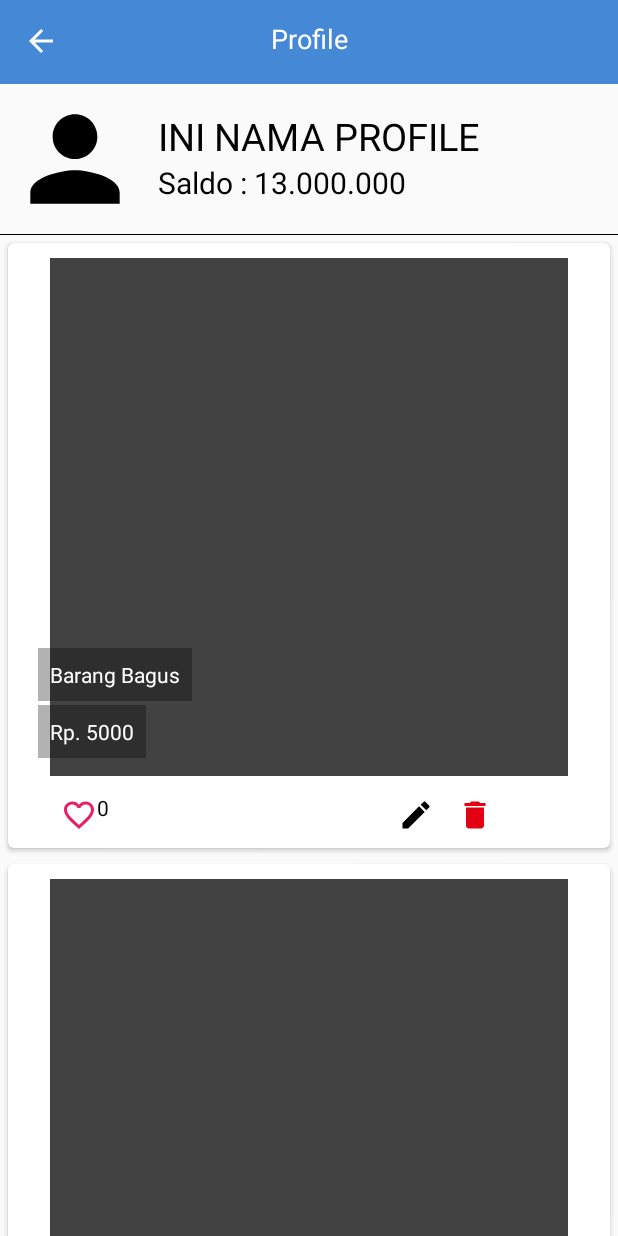
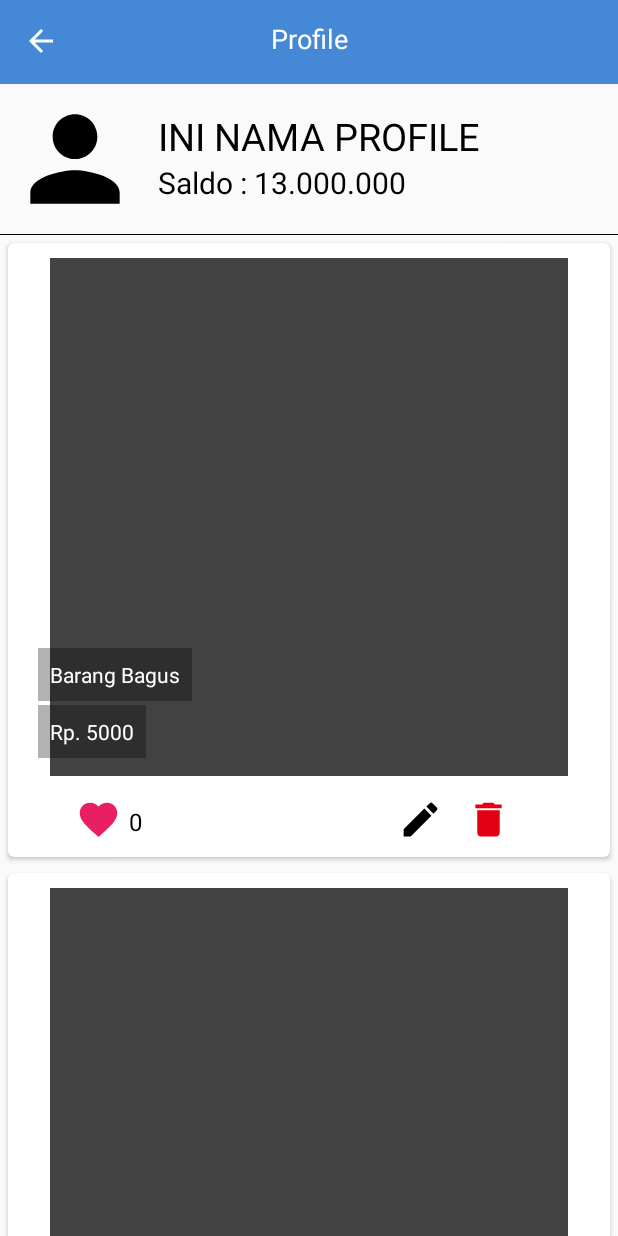
Before and after one commit to WahyuSeptiadi/HandycraftsShop, an Android app: the layout activity_profile.xml on its own in the app's theme, with its tools: preview values and no code run, on a phone screen of 412 x 824 dp. Run offline under Robolectric (Android 15) with nearby library versions, the phone set to English and light mode, and no system bars.

Commit message:
Like count profil fix (Alvin)

```diff
--- a/app/src/main/java/com/newbie/handycraftsshop/Activity/ProfileActivity.java
+++ b/app/src/main/java/com/newbie/handycraftsshop/Activity/ProfileActivity.java
@@ -263,4 +263,6 @@ public class ProfileActivity extends AppCompatActivity {
             }
         });
     }
+
+
 }
--- a/app/src/main/java/com/newbie/handycraftsshop/Activity/WishlistActivity.java
+++ b/app/src/main/java/com/newbie/handycraftsshop/Activity/WishlistActivity.java
@@ -90,7 +90,7 @@ public class WishlistActivity extends AppCompatActivity {
                         listOfWishlist.addAll(data);
                     }
                 }
-                Toast.makeText(WishlistActivity.this, listOfWishlist.toString(), Toast.LENGTH_LONG).show();
+//                Toast.makeText(WishlistActivity.this, listOfWishlist.toString(), Toast.LENGTH_LONG).show();
                 getDataFromFirestore();
             }
         });
--- a/app/src/main/java/com/newbie/handycraftsshop/Adapter/ListPostHomeAdapter.java
+++ b/app/src/main/java/com/newbie/handycraftsshop/Adapter/ListPostHomeAdapter.java
@@ -155,7 +155,7 @@ public class ListPostHomeAdapter extends RecyclerView.Adapter<ListPostHomeAdapte
                                 Log.d("CheckSampahModel",  sampahModel.getNama());
                                 Log.d("ini mUser ",  "ini mUser"+mUser);
                                 Log.d("ini ID Publisher ", "ini id publisher "+listSampah.get(position).getUserID());
-                                Toast.makeText(mContext, sampahModel.getNama(), Toast.LENGTH_SHORT).show();
+//                                Toast.makeText(mContext, sampahModel.getNama(), Toast.LENGTH_SHORT).show();
                             }
                         }
                     }
@@ -188,7 +188,7 @@ public class ListPostHomeAdapter extends RecyclerView.Adapter<ListPostHomeAdapte
                         public void onComplete(@NonNull Task<QuerySnapshot> task) {
                             if (task.isSuccessful()){
                                 for (QueryDocumentSnapshot document : Objects.requireNonNull(task.getResult())) {
-                                    Toast.makeText(mContext, ""+document.getId(), Toast.LENGTH_LONG).show();
+//                                    Toast.makeText(mContext, ""+document.getId(), Toast.LENGTH_LONG).show();
                                     dictionary.put(document.getId(), true);
                                     docRefWishlist.set(dictionary, SetOptions.merge());
                                 }
@@ -201,7 +201,7 @@ public class ListPostHomeAdapter extends RecyclerView.Adapter<ListPostHomeAdapte
                         public void onComplete(@NonNull Task<QuerySnapshot> task) {
                             if (task.isSuccessful()){
                                 for (QueryDocumentSnapshot document : Objects.requireNonNull(task.getResult())) {
-                                    Toast.makeText(mContext, ""+document.getId(), Toast.LENGTH_LONG).show();
+//                                    Toast.makeText(mContext, ""+document.getId(), Toast.LENGTH_LONG).show();
                                     dictionary.put(document.getId(), FieldValue.delete());
                                     docRefWishlist.set(dictionary, SetOptions.merge());
                                 }
--- a/app/src/main/res/layout/item_cardview_sampah_profile.xml
+++ b/app/src/main/res/layout/item_cardview_sampah_profile.xml
@@ -62,34 +62,36 @@
 
             <ImageView
                 android:id="@+id/img_favorite_profile"
-                android:layout_width="wrap_content"
-                android:layout_height="wrap_content"
-                android:layout_marginStart="25dp"
-                android:src="@drawable/heart_red" />
+                android:layout_width="30dp"
+                android:layout_height="30dp"
+                android:layout_marginStart="35dp"
+                android:src="@drawable/filled_heart" />
 
             <ImageView
                 android:id="@+id/btn_edit"
-                android:layout_width="wrap_content"
-                android:layout_height="wrap_content"
+                android:layout_width="30dp"
+                android:layout_height="30dp"
                 android:layout_marginLeft="250dp"
                 android:layout_marginRight="15dp"
                 android:src="@drawable/ic_edit_black" />
 
             <ImageView
                 android:id="@+id/btn_delete"
-                android:layout_width="wrap_content"
-                android:layout_height="wrap_content"
-                android:layout_toRightOf="@+id/btn_edit"
+                android:layout_width="30dp"
+                android:layout_height="30dp"
+                android:layout_toEndOf="@+id/btn_edit"
                 android:src="@drawable/ic_delete_red" />
 
             <TextView
-                android:id="@+id/like"
+                android:id="@+id/like_count"
                 android:layout_width="wrap_content"
                 android:layout_height="wrap_content"
-                android:layout_centerVertical="true"
-                android:layout_toRightOf="@+id/img_favorite_profile"
+                android:layout_marginStart="5dp"
+                android:layout_marginTop="5dp"
+                android:layout_toEndOf="@+id/img_favorite_profile"
                 android:text="0"
-                android:textColor="#000" />
+                android:textColor="#000"
+                android:textSize="16sp" />
 
         </RelativeLayout>
     </RelativeLayout>
```
Also changed, not shown: app/src/main/java/com/newbie/handycraftsshop/Adapter/ListPostProfileAdapter.java (+34 -5 lines).
